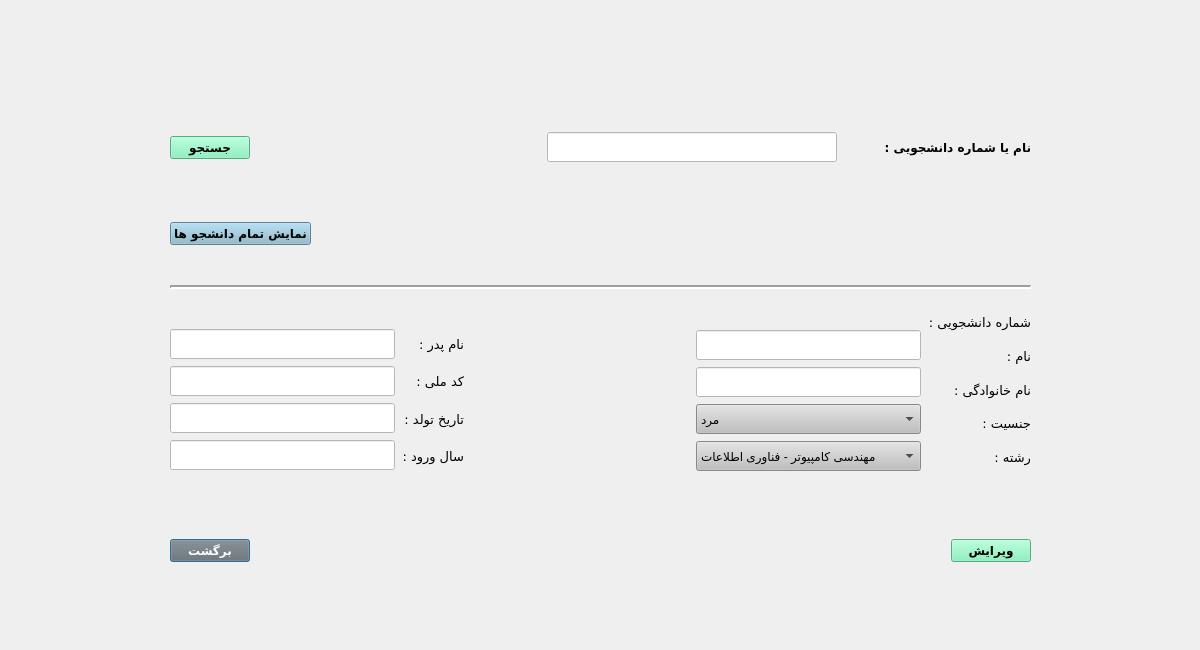
Above: editstudentdialog.ui from AliRn76/Student-Portal before the change. Below: the same form after it.
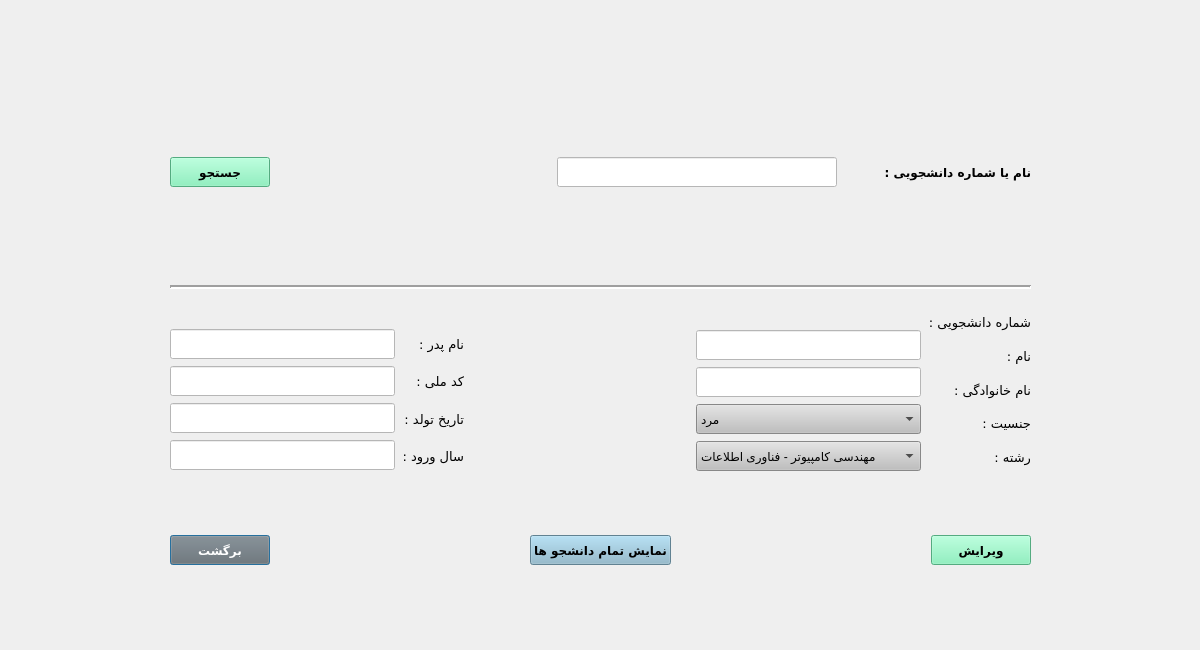
That is the form after the change.

Patch:
```diff
--- a/editstudentdialog.ui
+++ b/editstudentdialog.ui
@@ -25,6 +25,12 @@
    <layout class="QHBoxLayout" name="horizontalLayout_5">
     <item>
      <widget class="QPushButton" name="pushButton_back">
+      <property name="minimumSize">
+       <size>
+        <width>100</width>
+        <height>30</height>
+       </size>
+      </property>
       <property name="font">
        <font>
         <family>B Nazanin</family>
@@ -56,17 +62,28 @@
      </spacer>
     </item>
     <item>
-     <spacer name="horizontalSpacer_6">
-      <property name="orientation">
-       <enum>Qt::Horizontal</enum>
-      </property>
-      <property name="sizeHint" stdset="0">
+     <widget class="QPushButton" name="pushButton_showAllStudent">
+      <property name="minimumSize">
        <size>
-        <width>40</width>
-        <height>20</height>
+        <width>100</width>
+        <height>30</height>
        </size>
       </property>
-     </spacer>
+      <property name="font">
+       <font>
+        <family>B Nazanin</family>
+        <pointsize>9</pointsize>
+        <weight>75</weight>
+        <bold>true</bold>
+       </font>
+      </property>
+      <property name="styleSheet">
+       <string notr="true">background-color: rgb(136, 182, 204)</string>
+      </property>
+      <property name="text">
+       <string>نمایش تمام دانشجو ها</string>
+      </property>
+     </widget>
     </item>
     <item>
      <spacer name="horizontalSpacer_7">
@@ -83,6 +100,12 @@
     </item>
     <item>
      <widget class="QPushButton" name="pushButton_apply">
+      <property name="minimumSize">
+       <size>
+        <width>100</width>
+        <height>30</height>
+       </size>
+      </property>
       <property name="font">
        <font>
         <family>B Nazanin</family>
@@ -118,6 +141,12 @@
      <layout class="QHBoxLayout" name="horizontalLayout">
       <item>
        <widget class="QPushButton" name="pushButton_search">
+        <property name="minimumSize">
+         <size>
+          <width>100</width>
+          <height>30</height>
+         </size>
+        </property>
         <property name="font">
          <font>
           <family>B Nazanin</family>
@@ -206,54 +235,6 @@
       </property>
      </spacer>
     </item>
-    <item>
-     <layout class="QHBoxLayout" name="horizontalLayout_2">
-      <item>
-       <widget class="QPushButton" name="pushButton_showAllStudent">
-        <property name="font">
-         <font>
-          <family>B Nazanin</family>
-          <pointsize>9</pointsize>
-          <weight>75</weight>
-          <bold>true</bold>
-         </font>
-        </property>
-        <property name="styleSheet">
-         <string notr="true">background-color: rgb(136, 182, 204)</string>
-        </property>
-        <property name="text">
-         <string>نمایش تمام دانشجو ها</string>
-        </property>
-       </widget>
-      </item>
-      <item>
-       <spacer name="horizontalSpacer_14">
-        <property name="orientation">
-         <enum>Qt::Horizontal</enum>
-        </property>
-        <property name="sizeHint" stdset="0">
-         <size>
-          <width>29</width>
-          <height>22</height>
-         </size>
-        </property>
-       </spacer>
-      </item>
-     </layout>
-    </item>
-    <item>
-     <spacer name="horizontalSpacer_2">
-      <property name="orientation">
-       <enum>Qt::Horizontal</enum>
-      </property>
-      <property name="sizeHint" stdset="0">
-       <size>
-        <width>318</width>
-        <height>20</height>
-       </size>
-      </property>
-     </spacer>
-    </item>
     <item>
      <widget class="Line" name="line">
       <property name="minimumSize">
```
Left out of the diff: 1 changed line with no effect on the pictures.
